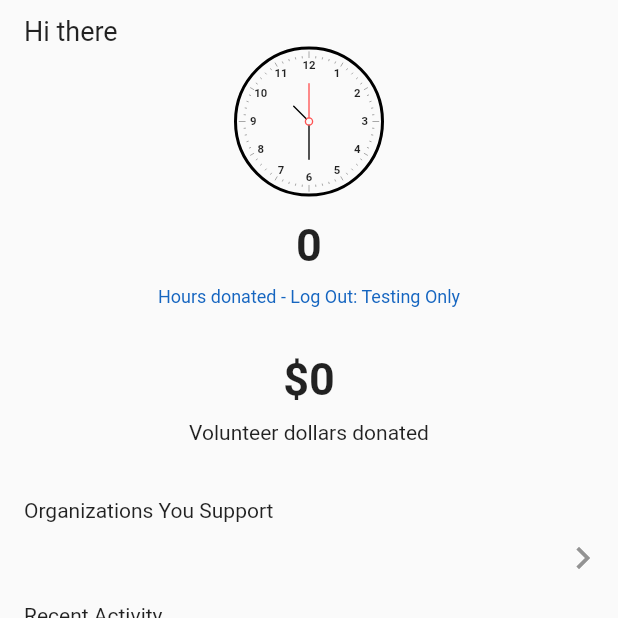
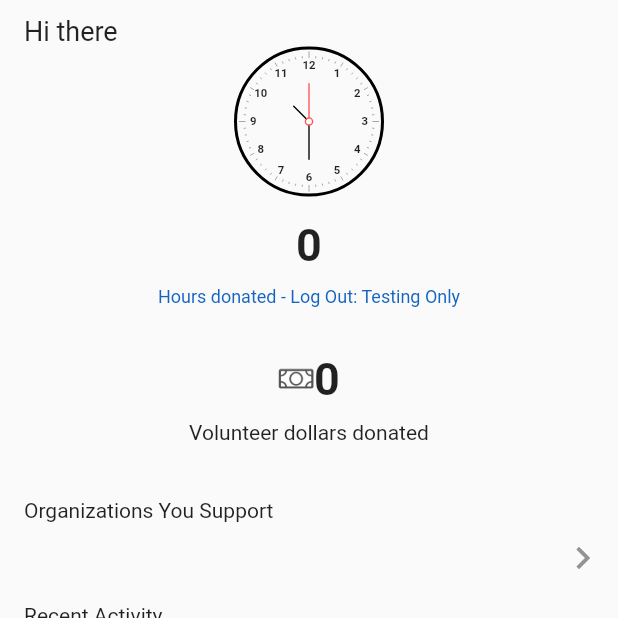
Before and after one commit to AjCH1/chodi_login-format2022, a Flutter app: the ImpactScreen screen opened directly, on a phone screen of 412 x 824 dp, the top half of it. Run offline on Flutter 3.47's test engine with Material 2 defaults, Android fonts, the phone set to English and light mode, and no system bars; our stand-ins replace cloud_firestore, firebase_auth, firebase_core, firebase_storage, flutter_svg, fluttertoast and 3 more; accounts and stored records are empty.

Commit message:
Small Updates

```diff
--- a/chodi_login/lib/screens/impact/impact_screen.dart
+++ b/chodi_login/lib/screens/impact/impact_screen.dart
@@ -276,11 +276,30 @@ class _ImpactScreenState extends State<ImpactScreen>
                       // '\$${h}',
                       Padding(
                         padding: const EdgeInsets.only(bottom: 10),
-                        child: Text(
-                          "\$${(snapshot.data[0][1] * animation.value).toInt().toString()}",
+                        child: Row(
+                          mainAxisAlignment: MainAxisAlignment.center,
+                          children: [
+                            Image.asset(
+                              "assets/images/dollar.png",
+                              width: 24,
+                              height: 25,
+                            ),
+                            Text(
+                              (snapshot.data[0][1] * animation.value)
+                                  .toInt()
+                                  .toString(),
+                              style: const TextStyle(
+                                  fontSize: 30, fontWeight: FontWeight.bold),
+                            ),
+                          ],
+                        ),
+
+                        /*Text(
+                          "${(snapshot.data[0][1] * animation.value).toInt().toString()}",
                           style: const TextStyle(
                               fontSize: 30, fontWeight: FontWeight.bold),
                         ),
+                        */
                       ),
                       const Padding(
                         padding: EdgeInsets.only(bottom: 10),
--- a/chodi_login/lib/screens/impact/organization_screen.dart
+++ b/chodi_login/lib/screens/impact/organization_screen.dart
@@ -40,6 +40,9 @@ _createOrganizationWidget([List<dynamic>? data]) {
 
   if (data != null) {
     for (var i = 0; i < data.length; i++) {
+      list.add(Padding(
+        padding: EdgeInsets.only(top: 10),
+      ));
       list.add(OrganizationWidget(
           img: data[i]['organization'][1], name: data[i]['organization'][0]));
     }
```
Also changed, not shown: chodi_login/lib/screens/impact/recent_activity_screen.dart (+0 -9 lines), chodi_login/assets/images/dollar.png (added).
